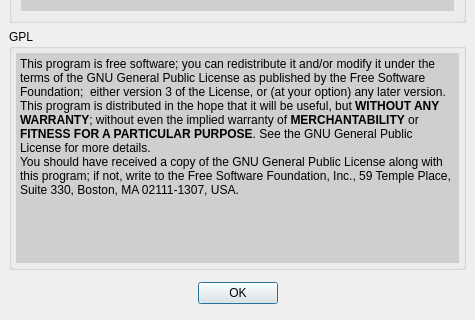
MINIXJR/TTCut-ng, file ui/aboutdlg.ui: the form before one commit; both pictures show x 0 to 475 and y 280 to 600 of the 475 by 600 pixel window.
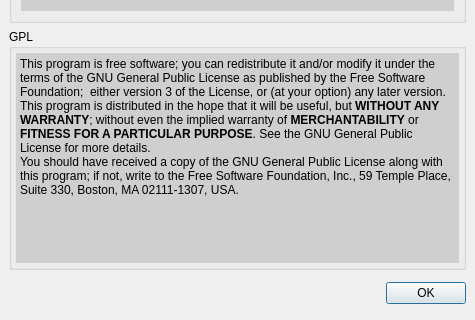
The form after the commit.

Commit message:
Make OK the Enter default in the about and settings dialogs
Neither dialog set a default button. The about dialog centred its
single OK button between two spacers; drop the trailing spacer so OK
is right-aligned and mark it default. The settings dialog had the
button row [OK] [Cancel] (primary on the left) with no default;
reorder to the KDE convention [Cancel] [OK], mark OK default
(default=true/autoDefault=true) and Cancel autoDefault=false so Enter
triggers OK. The .ui-level clicked->accept()/reject() connections keep
working unchanged.

Diff of the .ui file:
```diff
--- a/ui/aboutdlg.ui
+++ b/ui/aboutdlg.ui
@@ -514,21 +514,14 @@
        <property name="text" >
         <string>OK</string>
        </property>
+       <property name="default" >
+        <bool>true</bool>
+       </property>
+       <property name="autoDefault" >
+        <bool>true</bool>
+       </property>
       </widget>
      </item>
-     <item>
-      <spacer>
-       <property name="orientation" >
-        <enum>Qt::Horizontal</enum>
-       </property>
-       <property name="sizeHint" >
-        <size>
-         <width>40</width>
-         <height>20</height>
-        </size>
-       </property>
-      </spacer>
-     </item>
     </layout>
    </item>
    <item row="0" column="0" >
```
The commit also changes 1 other file.
